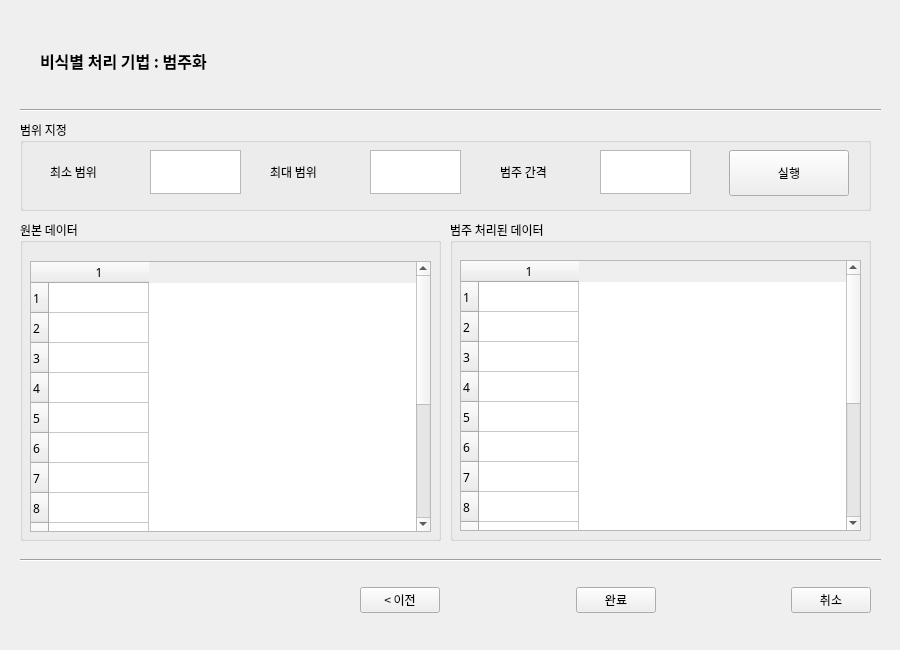
The window that UI/intervals_categorical.ui (jihye1996/Automated-De-Identification) describes before a commit, drawn with Qt 5.
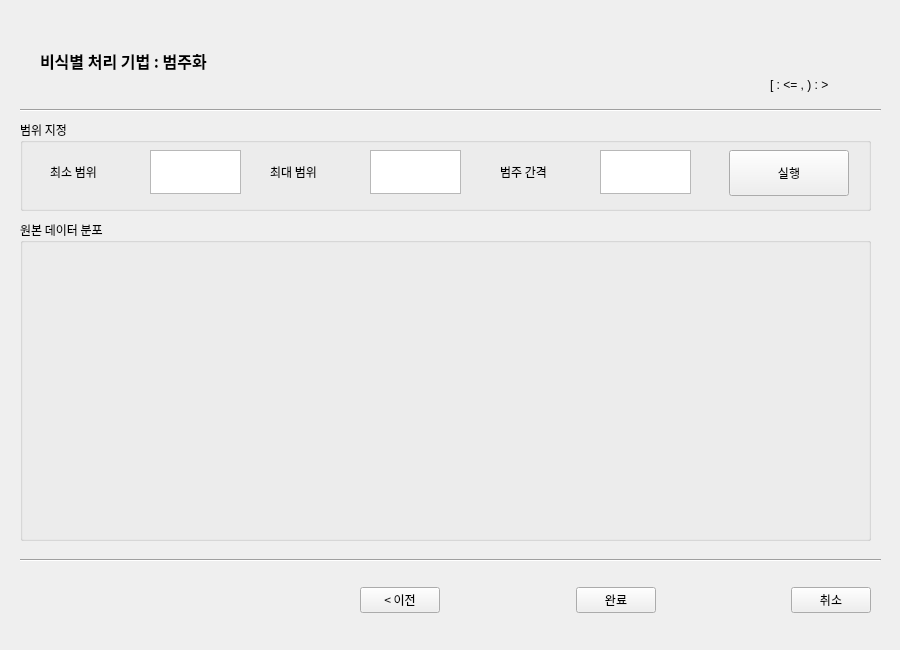
The same window after the commit. Custom widgets are drawn as their Qt base class.

Patch:
```diff
--- a/UI/intervals_categorical.ui
+++ b/UI/intervals_categorical.ui
@@ -248,7 +248,7 @@
      <rect>
       <x>20</x>
       <y>220</y>
-      <width>421</width>
+      <width>851</width>
       <height>321</height>
      </rect>
     </property>
@@ -258,93 +258,42 @@
      </font>
     </property>
     <property name="title">
-     <string>원본 데이터</string>
+     <string>원본 데이터 분포</string>
     </property>
-    <widget class="QTableWidget" name="original">
+    <widget class="MplWidget" name="i_catGraph" native="true">
      <property name="geometry">
       <rect>
-       <x>10</x>
-       <y>41</y>
-       <width>401</width>
-       <height>271</height>
+       <x>-5</x>
+       <y>12</y>
+       <width>851</width>
+       <height>311</height>
       </rect>
      </property>
-     <property name="rowCount">
-      <number>15</number>
-     </property>
-     <property name="columnCount">
-      <number>1</number>
-     </property>
-     <row/>
-     <row/>
-     <row/>
-     <row/>
-     <row/>
-     <row/>
-     <row/>
-     <row/>
-     <row/>
-     <row/>
-     <row/>
-     <row/>
-     <row/>
-     <row/>
-     <row/>
-     <column/>
     </widget>
    </widget>
-   <widget class="QGroupBox" name="arrBox_3">
+   <widget class="QLabel" name="label_4">
     <property name="geometry">
      <rect>
-      <x>450</x>
-      <y>220</y>
-      <width>421</width>
-      <height>321</height>
+      <x>770</x>
+      <y>70</y>
+      <width>111</width>
+      <height>31</height>
      </rect>
     </property>
-    <property name="font">
-     <font>
-      <family>맑은 고딕</family>
-     </font>
+    <property name="text">
+     <string>[ : &lt;= ,   ) : &gt;</string>
     </property>
-    <property name="title">
-     <string>범주 처리된 데이터</string>
-    </property>
-    <widget class="QTableWidget" name="categorical">
-     <property name="geometry">
-      <rect>
-       <x>10</x>
-       <y>40</y>
-       <width>401</width>
-       <height>271</height>
-      </rect>
-     </property>
-     <property name="rowCount">
-      <number>15</number>
-     </property>
-     <property name="columnCount">
-      <number>1</number>
-     </property>
-     <row/>
-     <row/>
-     <row/>
-     <row/>
-     <row/>
-     <row/>
-     <row/>
-     <row/>
-     <row/>
-     <row/>
-     <row/>
-     <row/>
-     <row/>
-     <row/>
-     <row/>
-     <column/>
-    </widget>
    </widget>
   </widget>
  </widget>
+ <customwidgets>
+  <customwidget>
+   <class>MplWidget</class>
+   <extends>QWidget</extends>
+   <header location="global">mplwidget.h</header>
+   <container>1</container>
+  </customwidget>
+ </customwidgets>
  <resources/>
  <connections/>
 </ui>
```
